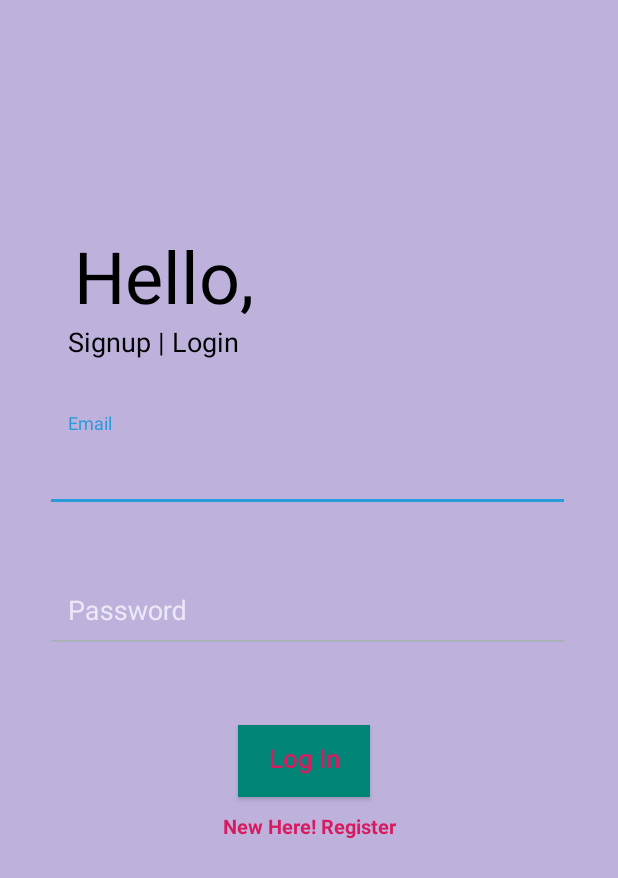
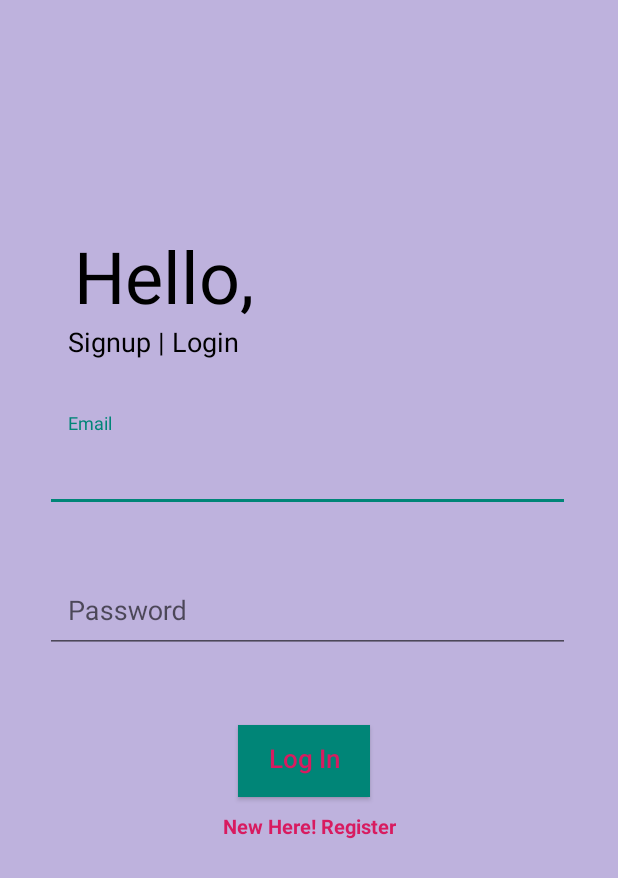
Before and after one commit to shahy3050/serveasy_garage, an Android app: the screen it shows after launch (LoginActivity), on a phone screen of 412 x 824 dp. Shown: the top 878 px of the screen. Run offline under Robolectric (Android 15) with nearby library versions, the phone set to English and light mode, and no system bars; our stand-ins replace Firebase (no records; nobody signed in at launch, a user with empty details on screens opened directly).

Commit message:
Login Activity and Style Modify

```diff
--- a/app/src/main/java/com/example/serveasy_garage/LoginActivity.java
+++ b/app/src/main/java/com/example/serveasy_garage/LoginActivity.java
@@ -135,7 +135,7 @@ public class LoginActivity extends AppCompatActivity {
         signupTV.setOnClickListener(new View.OnClickListener() {
             @Override
             public void onClick(View v) {
-                Intent intent = new Intent(LoginActivity.this, SignupActivity.class);
+                Intent intent = new Intent(LoginActivity.this, DrawerActivity.class);
                 startActivity(intent);
             }
         });
--- a/app/src/main/res/layout/activity_login.xml
+++ b/app/src/main/res/layout/activity_login.xml
@@ -53,7 +53,7 @@
                 android:layout_marginTop="275dp"
                 android:layout_marginEnd="30dp"
                 android:layout_marginRight="30dp"
-                app:errorTextColor="@color/error_color"
+                app:errorTextColor="#FF0000"
                 app:layout_constraintEnd_toEndOf="parent"
                 app:layout_constraintStart_toStartOf="parent"
                 app:layout_constraintTop_toTopOf="parent">
@@ -76,7 +76,7 @@
                 android:layout_marginTop="28dp"
                 android:layout_marginEnd="30dp"
                 android:layout_marginRight="30dp"
-                app:errorTextColor="@color/error_color"
+                app:errorTextColor="#FF0000"
                 app:layout_constraintEnd_toEndOf="parent"
                 app:layout_constraintHorizontal_bias="0.0"
                 app:layout_constraintStart_toStartOf="parent"
--- a/app/src/main/res/values-v21/styles.xml
+++ /dev/null
@@ -1,12 +0,0 @@
-<resources>
-
-    <style name="AppTheme.NoActionBar">
-        <item name="windowActionBar">false</item>
-        <item name="windowNoTitle">true</item>
-        <item name="android:statusBarColor">@android:color/transparent</item>
-    </style>
-
-    <color name="error_color">#B10D00</color>
-    <color name="colorControlActivated">#299ADA</color>
-    <color name="colorControlNormal">#A5B0B3</color>
-</resources>
--- a/app/src/main/res/values/strings.xml
+++ b/app/src/main/res/values/strings.xml
@@ -24,6 +24,9 @@
     <string name="menu_share">Share</string>
     <string name="menu_send">Send</string>
     <string name="title_activity_dashboard">Dashboard</string>
+    <string name="drawer_open">open</string>
+    <string name="drawer_close">close</string>
+    <string name="title_activity_drawer">DrawerActivity</string>
 
 
 </resources>
--- a/app/src/main/res/values/styles.xml
+++ /dev/null
@@ -1,28 +0,0 @@
-<resources>
-
-    <!-- Base application theme. -->
-    <style name="AppTheme" parent="Theme.AppCompat.NoActionBar">
-        <!-- Customize your theme here. -->
-        <item name="colorPrimary">@color/colorPrimary</item>
-        <item name="colorPrimaryDark">@color/colorPrimaryDark</item>
-        <item name="colorAccent">@color/colorAccent</item>
-        <item name="colorControlActivated">@color/colorControlActivated</item>
-        <item name="colorControlNormal">@color/colorControlNormal</item>
-        <item name="colorError">@color/error_color</item>
-    </style>
-
-    <style name="AppTheme.NoActionBar">
-        <item name="windowActionBar">false</item>
-        <item name="windowNoTitle">true</item>
-    </style>
-
-    <style name="AppTheme.AppBarOverlay" parent="ThemeOverlay.AppCompat.Dark.ActionBar" />
-
-    <style name="AppTheme.PopupOverlay" parent="ThemeOverlay.AppCompat.Light" />
-
-
-    <color name="error_color">#B10D00</color>
-    <color name="colorControlActivated">#299ADA</color>
-    <color name="colorControlNormal">#A5B0B3</color>
-
-</resources>
```
Also changed, not shown: app/src/main/AndroidManifest.xml (+5 -8 lines), app/src/main/res/drawable/side_nav_bar.xml (deleted, +0 -9 lines).
